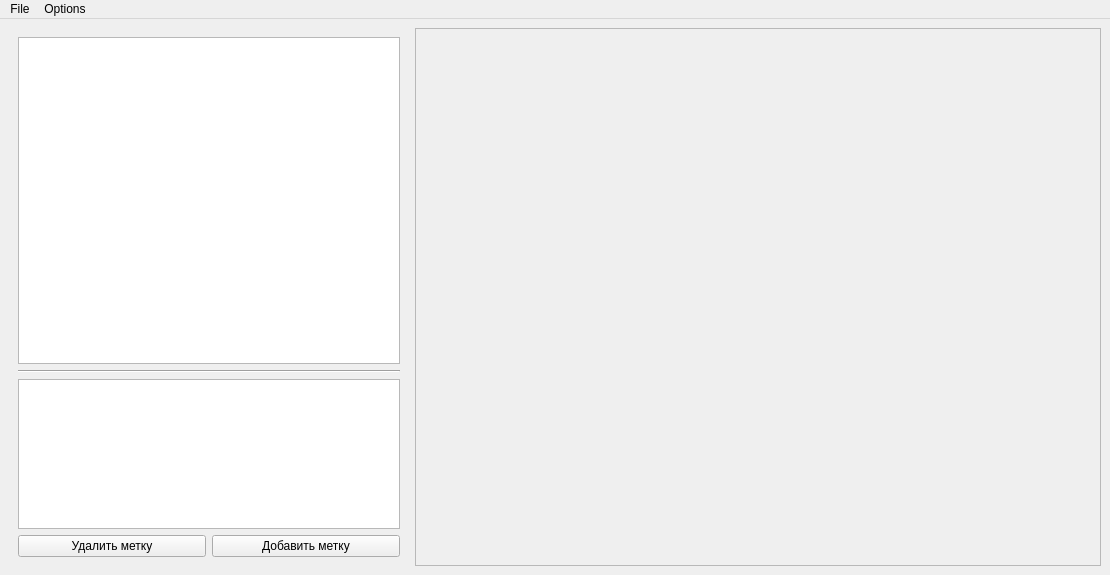
Old version of the form ui/main_window.ui in the repository LeonidDubrovin/h5_visualizer.
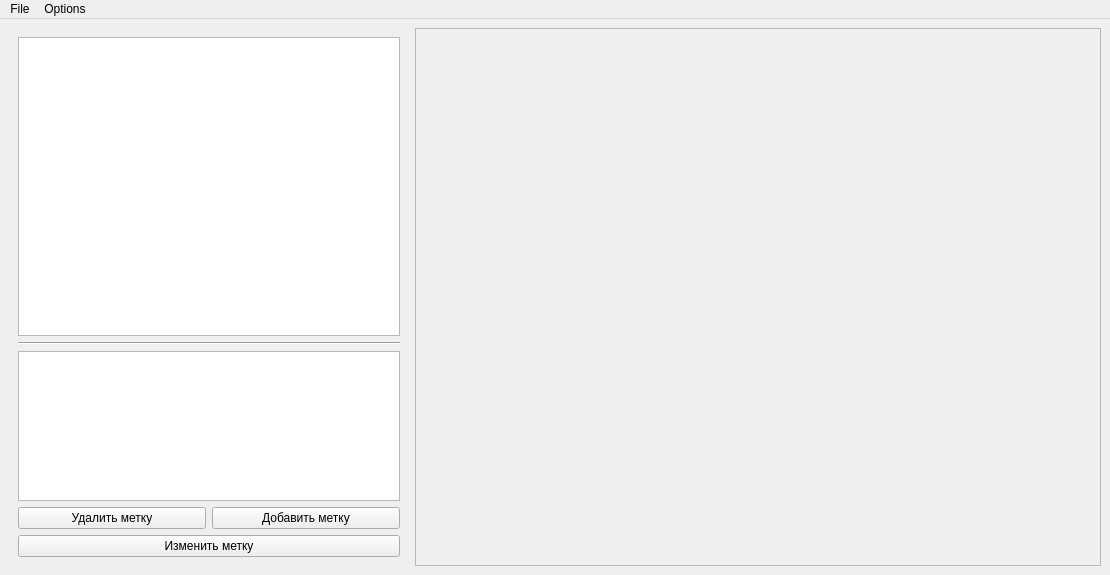
New version of the form.

```diff
--- a/ui/main_window.ui
+++ b/ui/main_window.ui
@@ -88,6 +88,13 @@
              </item>
             </layout>
            </item>
+           <item>
+            <widget class="QPushButton" name="btnEditMark">
+             <property name="text">
+              <string>Изменить метку</string>
+             </property>
+            </widget>
+           </item>
           </layout>
          </widget>
         </item>
```
